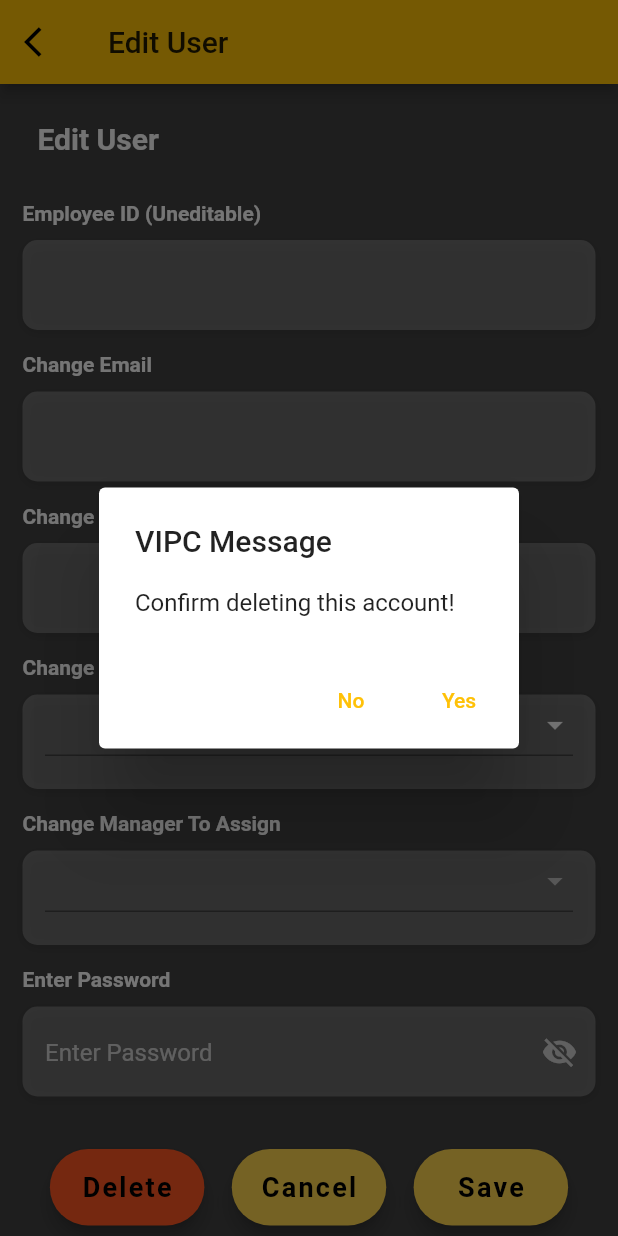
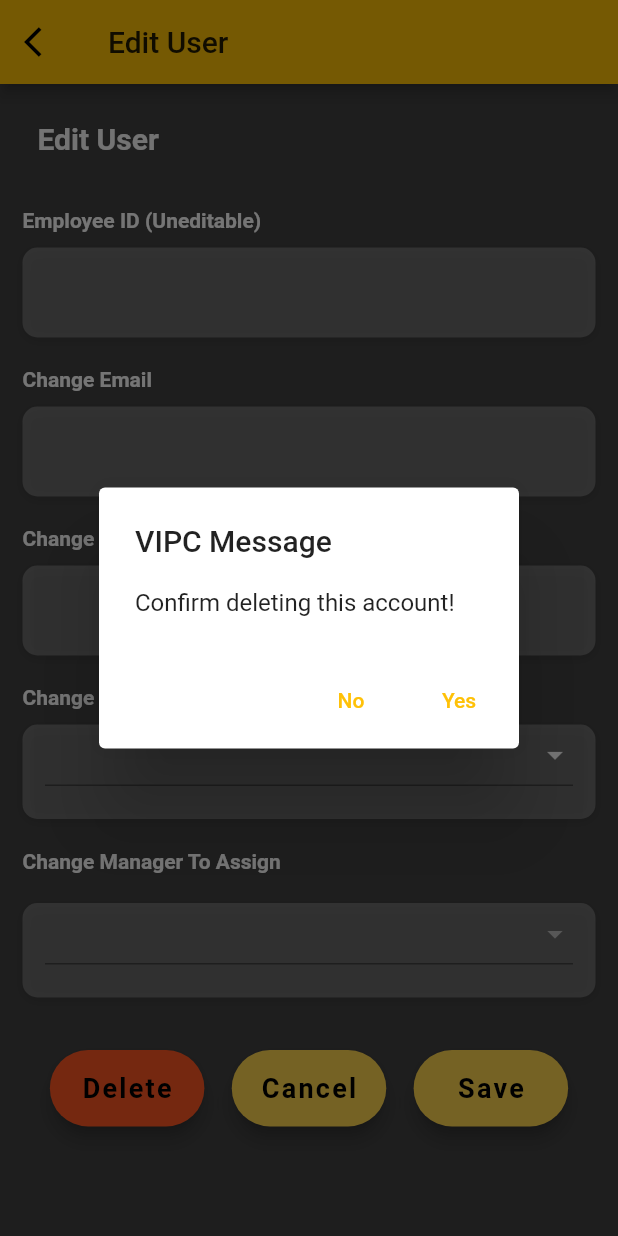
Before and after one commit to tasfique/vipc_app, a Flutter app: the EditUser screen opened directly with empty values, after a tap on "Delete", on a phone screen of 412 x 824 dp. Run offline on Flutter 3.47's test engine with Material 2 defaults, Android fonts, the phone set to English and light mode, and no system bars; our stand-ins replace carousel_slider, charts_flutter, cloud_firestore, firebase_auth, firebase_core, firebase_messaging and 7 more; missing offline and left inert: flutter_absolute_path, flutter_gradient_colors, mailer, multi_image_picker; accounts and stored records are empty.

Commit message:
Remove Password Edit in Edit User Page

```diff
--- a/lib/controller/user/user_edit_controller.dart
+++ b/lib/controller/user/user_edit_controller.dart
@@ -17,7 +17,7 @@ class UserEditController extends ControllerMVC {
   GlobalKey<FormState> formKey;
   final emailController = TextEditingController();
   final fullNameController = TextEditingController();
-  final userPwdController = TextEditingController();
+  // final userPwdController = TextEditingController();
   String uid;
   String password;
   String email;
@@ -27,7 +27,7 @@ class UserEditController extends ControllerMVC {
   String selectedManager;
   String assignManager;
   bool isAdvisor;
-  bool passwordVisible;
+  // bool passwordVisible;
   bool isValid;
   bool editSuccess;
   FirebaseApp app2;
@@ -44,21 +44,21 @@ class UserEditController extends ControllerMVC {
     assignManager = null;
     type = null;
     isAdvisor = false;
-    passwordVisible = false;
+    // passwordVisible = false;
     isValid = false;
     editSuccess = false;
     isLoading = false;
     emailController.clear();
     fullNameController.clear();
-    userPwdController.clear();
+    // userPwdController.clear();
     await app2.delete();
   }
 
   Future<void> start(BuildContext context) async {
     emailController.clear();
     fullNameController.clear();
-    userPwdController.clear();
-    passwordVisible = false;
+    // userPwdController.clear();
+    // passwordVisible = false;
     isLoading = false;
     isValid = false;
     editSuccess = false;
@@ -92,8 +92,8 @@ class UserEditController extends ControllerMVC {
       return true;
     if (!(fullNameController.text.isEmpty ||
         fullNameController.text == fullName)) return true;
-    if (!(userPwdController.text.isEmpty || userPwdController.text == password))
-      return true;
+    // if (!(userPwdController.text.isEmpty || userPwdController.text == password))
+    //   return true;
     if (!(selectedType == null || selectedType == type)) return true;
     if (!(selectedManager == null || selectedManager == assignManager))
       return true;
@@ -138,10 +138,10 @@ class UserEditController extends ControllerMVC {
                                 selectedManager != assignManager)
                             ? selectedManager
                             : assignManager,
-                'password': (userPwdController.text.isNotEmpty &&
-                        userPwdController.text != password)
-                    ? userPwdController.text
-                    : password
+                // 'password': (userPwdController.text.isNotEmpty &&
+                //         userPwdController.text != password)
+                //     ? userPwdController.text
+                //     : password
               });
 
               // app2 = await Firebase.initializeApp(
@@ -153,15 +153,15 @@ class UserEditController extends ControllerMVC {
                 value.user.updateEmail(emailController.text);
               });
 
-              if ((userPwdController.text.isNotEmpty &&
-                  userPwdController.text != password)) {
-                await FirebaseAuth.instanceFor(app: app2)
-                    .signInWithEmailAndPassword(
-                        email: emailController.text, password: password)
-                    .then((value) {
-                  value.user.updatePassword(userPwdController.text);
-                });
-              }
+              // if ((userPwdController.text.isNotEmpty &&
+              //     userPwdController.text != password)) {
+              //   await FirebaseAuth.instanceFor(app: app2)
+              //       .signInWithEmailAndPassword(
+              //           email: emailController.text, password: password)
+              //       .then((value) {
+              //     value.user.updatePassword(userPwdController.text);
+              //   });
+              // }
 
               // await app2.delete();
 
@@ -202,25 +202,25 @@ class UserEditController extends ControllerMVC {
                               selectedManager != assignManager)
                           ? selectedManager
                           : assignManager,
-              'password': (userPwdController.text.isNotEmpty &&
-                      userPwdController.text != password)
-                  ? userPwdController.text
-                  : password
+              // 'password': (userPwdController.text.isNotEmpty &&
+              //         userPwdController.text != password)
+              //     ? userPwdController.text
+              //     : password
             });
 
-            if (!(userPwdController.text.isEmpty ||
-                userPwdController.text == password)) {
-              // app2 = await Firebase.initializeApp(
-              //     name: 'Third', options: Firebase.app().options);
+            // if (!(userPwdController.text.isEmpty ||
+            //     userPwdController.text == password)) {
+            //   // app2 = await Firebase.initializeApp(
+            //   //     name: 'Third', options: Firebase.app().options);
 
-              await FirebaseAuth.instanceFor(app: app2)
-                  .signInWithEmailAndPassword(email: email, password: password)
-                  .then((value) {
-                value.user.updatePassword(userPwdController.text);
-              });
+            //   await FirebaseAuth.instanceFor(app: app2)
+            //       .signInWithEmailAndPassword(email: email, password: password)
+            //       .then((value) {
+            //     value.user.updatePassword(userPwdController.text);
+            //   });
 
-              // await app2.delete();
-            }
+            //   // await app2.delete();
+            // }
 
             setState(() {
               isLoading = false;
--- a/lib/view/admin_user_control/user_edit_view.dart
+++ b/lib/view/admin_user_control/user_edit_view.dart
@@ -81,19 +81,19 @@ class _EditUserState extends StateMVC<EditUser> {
                           ),
                         ),
                       ),
+                      SizedBox(height: 25),
+                      _buildEmployeeIdTextField(),
                       SizedBox(height: 20),
-                      _buildEmployeeIdTextField(),
-                      SizedBox(height: 15),
                       _buildEmailTextField(),
-                      SizedBox(height: 15),
+                      SizedBox(height: 20),
                       _buildUserFullNameTextField(),
-                      SizedBox(height: 15),
+                      SizedBox(height: 20),
                       _buildUserTypeDropdownList(),
-                      SizedBox(height: 15),
+                      SizedBox(height: 20),
                       (_con.isAdvisor)
                           ? _buildAssignUserDropdownList()
                           : SizedBox(),
-                      _buildUserChangePasswordField(),
+                      // _buildUserChangePasswordField(),
                       // SizedBox(height: 15),
                       // _buildUserConfirmPasswordField(),
                       SizedBox(height: 10),
@@ -376,7 +376,7 @@ class _EditUserState extends StateMVC<EditUser> {
             ),
           ),
         ),
-        SizedBox(height: 10.0),
+        SizedBox(height: 20.0),
         Container(
           alignment: Alignment.centerLeft,
           padding: EdgeInsets.only(left: 15, right: 15),
@@ -448,82 +448,81 @@ class _EditUserState extends StateMVC<EditUser> {
             ),
           ),
         ),
-        SizedBox(height: 15),
       ],
     );
   }
 
-  Widget _buildUserChangePasswordField() {
-    return Column(
-      crossAxisAlignment: CrossAxisAlignment.start,
-      children: <Widget>[
-        Text(
-          'Enter Password',
-          style: TextStyle(
-            color: Colors.white,
-            fontWeight: FontWeight.bold,
-          ),
-        ),
-        SizedBox(height: 10.0),
-        Container(
-          alignment: Alignment.centerLeft,
-          decoration: BoxDecoration(
-            color: Colors.white24,
-            borderRadius: BorderRadius.circular(10.0),
-            boxShadow: [
-              BoxShadow(
-                color: Colors.black12,
-                blurRadius: 6.0,
-                offset: Offset(0, 2),
-              ),
-            ],
-          ),
-          height: 60.0,
-          padding: EdgeInsets.fromLTRB(15.0, 8, 0, 7),
-          child: TextFormField(
-            textInputAction: TextInputAction.next,
-            style: TextStyle(color: Colors.white),
-            // validator: (value) {
-            //   if (value.isEmpty || value.length < 8) {
-            //     return 'Please enter password with at least 8 characters long.';
-            //   }
-            //   return null;
-            // },
-            decoration: InputDecoration(
-              errorBorder: InputBorder.none,
-              errorStyle: TextStyle(
-                color: Colors.orange[400],
-                height: 0.1,
-                fontSize: 14,
-                fontWeight: FontWeight.bold,
-              ),
-              border: InputBorder.none,
-              hintText: 'Enter Password',
-              hintStyle: TextStyle(
-                color: Colors.white70,
-              ),
-              suffixIcon: IconButton(
-                padding: const EdgeInsets.all(5),
-                icon: Icon(
-                  _con.passwordVisible
-                      ? Icons.visibility
-                      : Icons.visibility_off,
-                  color: Colors.white70,
-                ),
-                onPressed: () {
-                  setState(() {
-                    _con.passwordVisible = !_con.passwordVisible;
-                  });
-                },
-              ),
-            ),
-            obscureText: !_con.passwordVisible,
-            controller: _con.userPwdController,
-          ),
-        ),
-      ],
-    );
-  }
+  // Widget _buildUserChangePasswordField() {
+  //   return Column(
+  //     crossAxisAlignment: CrossAxisAlignment.start,
+  //     children: <Widget>[
+  //       Text(
+  //         'Enter Password',
+  //         style: TextStyle(
+  //           color: Colors.white,
+  //           fontWeight: FontWeight.bold,
+  //         ),
+  //       ),
+  //       SizedBox(height: 10.0),
+  //       Container(
+  //         alignment: Alignment.centerLeft,
+  //         decoration: BoxDecoration(
+  //           color: Colors.white24,
+  //           borderRadius: BorderRadius.circular(10.0),
+  //           boxShadow: [
+  //             BoxShadow(
+  //               color: Colors.black12,
+  //               blurRadius: 6.0,
+  //               offset: Offset(0, 2),
+  //             ),
+  //           ],
+  //         ),
+  //         height: 60.0,
+  //         padding: EdgeInsets.fromLTRB(15.0, 8, 0, 7),
+  //         child: TextFormField(
+  //           textInputAction: TextInputAction.next,
+  //           style: TextStyle(color: Colors.white),
+  //           // validator: (value) {
+  //           //   if (value.isEmpty || value.length < 8) {
+  //           //     return 'Please enter password with at least 8 characters long.';
+  //           //   }
+  //           //   return null;
+  //           // },
+  //           decoration: InputDecoration(
+  //             errorBorder: InputBorder.none,
+  //             errorStyle: TextStyle(
+  //               color: Colors.orange[400],
+  //               height: 0.1,
+  //               fontSize: 14,
+  //               fontWeight: FontWeight.bold,
+  //             ),
+  //             border: InputBorder.none,
+  //             hintText: 'Enter Password',
+  //             hintStyle: TextStyle(
+  //               color: Colors.white70,
+  //             ),
+  //             suffixIcon: IconButton(
+  //               padding: const EdgeInsets.all(5),
+  //               icon: Icon(
+  //                 _con.passwordVisible
+  //                     ? Icons.visibility
+  //                     : Icons.visibility_off,
+  //                 color: Colors.white70,
+  //               ),
+  //               onPressed: () {
+  //                 setState(() {
+  //                   _con.passwordVisible = !_con.passwordVisible;
+  //                 });
+  //               },
+  //             ),
+  //           ),
+  //           obscureText: !_con.passwordVisible,
+  //           controller: _con.userPwdController,
+  //         ),
+  //       ),
+  //     ],
+  //   );
+  // }
 
   // Widget _buildUserConfirmPasswordField() {
   //   return Column(
```
